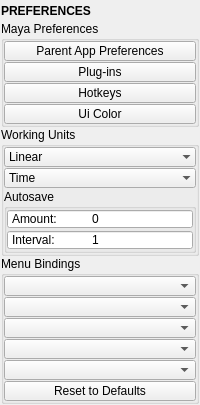
Above: tentacle/ui/preferences.ui from m3trik/tentacle before the change. Below: the same form after it.
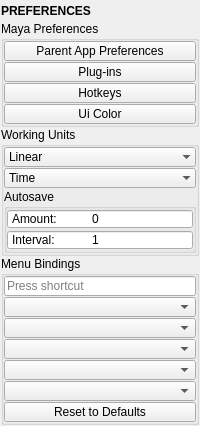
That is the form after the change. Custom widgets are drawn as their Qt base class.

What changed in the file:
```diff
--- a/tentacle/ui/preferences.ui
+++ b/tentacle/ui/preferences.ui
@@ -372,6 +372,19 @@
          <property name="bottomMargin">
           <number>0</number>
          </property>
+         <item>
+          <widget class="QKeySequenceEdit" name="kse_activation_key">
+           <property name="minimumSize">
+            <size>
+             <width>0</width>
+             <height>20</height>
+            </size>
+           </property>
+           <property name="toolTip">
+            <string>Set the hotkey to show the marking menu</string>
+           </property>
+          </widget>
+         </item>
          <item>
           <widget class="ComboBox" name="cmb_bind_default">
            <property name="minimumSize">
```
